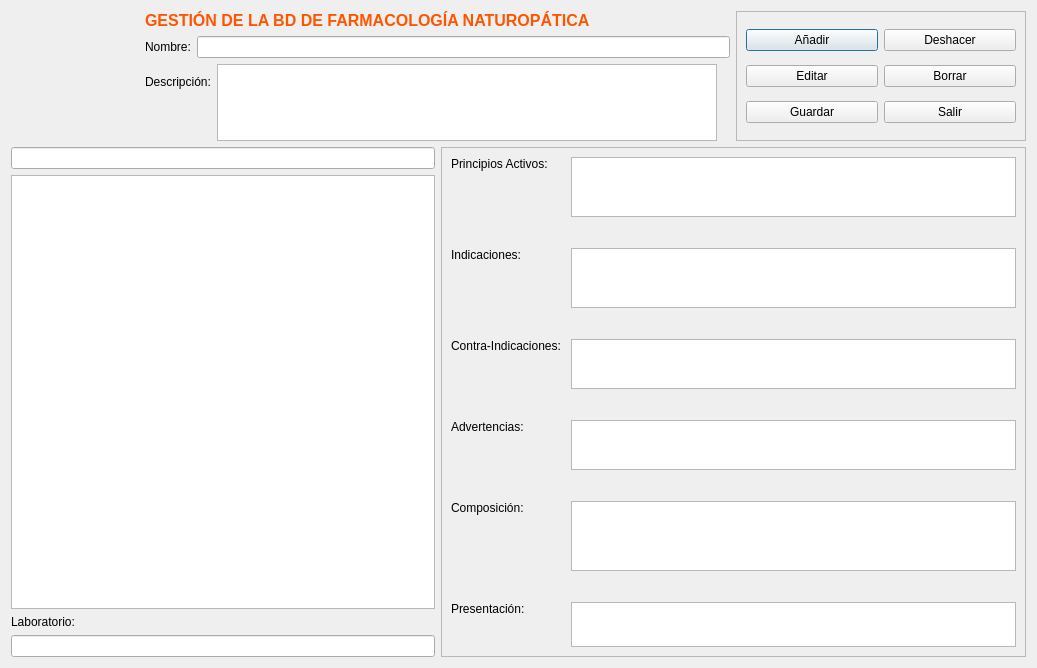
First picture: the form in frmproductosherbolario.ui, repository arcnexus/Maya-MediTec, before the edit.
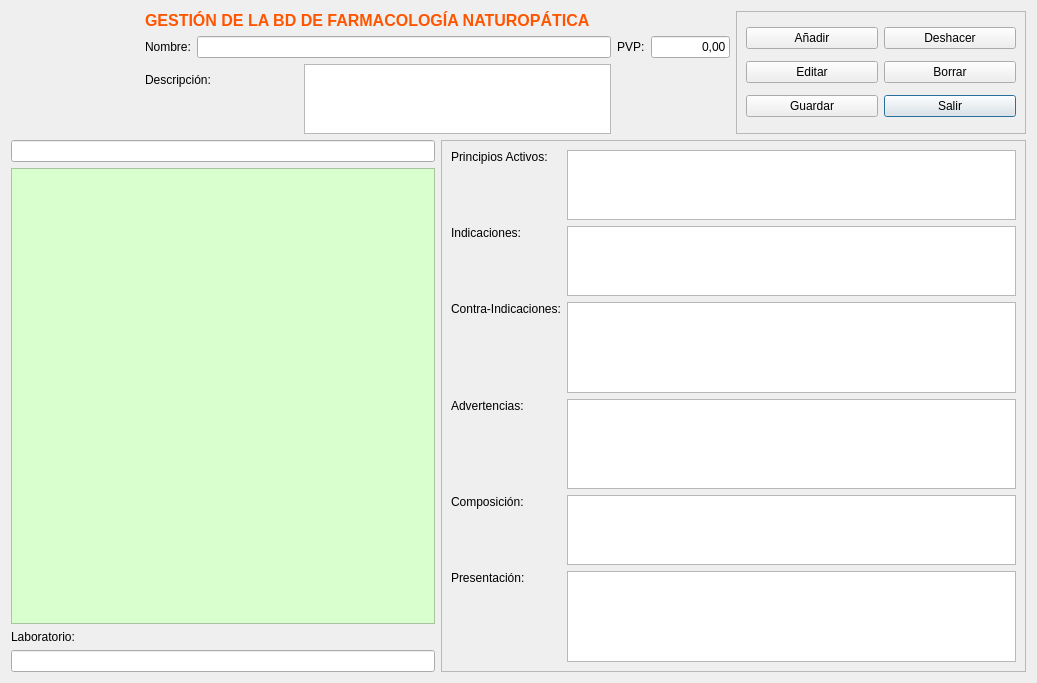
Second picture: the form after the edit. Icons and pictures are not drawn.

Commit message: producto_herbolario window

Patch:
```diff
--- a/frmproductosherbolario.ui
+++ b/frmproductosherbolario.ui
@@ -7,13 +7,103 @@
     <x>0</x>
     <y>0</y>
     <width>1037</width>
-    <height>668</height>
+    <height>683</height>
    </rect>
   </property>
   <property name="windowTitle">
    <string>Dialog</string>
   </property>
   <layout class="QGridLayout" name="gridLayout_6">
+   <item row="2" column="2" colspan="2">
+    <widget class="QFrame" name="frame">
+     <property name="frameShape">
+      <enum>QFrame::StyledPanel</enum>
+     </property>
+     <property name="frameShadow">
+      <enum>QFrame::Raised</enum>
+     </property>
+     <layout class="QGridLayout" name="gridLayout_4">
+      <item row="6" column="0">
+       <widget class="QLabel" name="label_7">
+        <property name="text">
+         <string>Advertencias:</string>
+        </property>
+        <property name="alignment">
+         <set>Qt::AlignLeading|Qt::AlignLeft|Qt::AlignTop</set>
+        </property>
+       </widget>
+      </item>
+      <item row="7" column="1" rowspan="2">
+       <widget class="QTextEdit" name="txtcomposicion"/>
+      </item>
+      <item row="6" column="1">
+       <widget class="QTextEdit" name="txtadvertencias"/>
+      </item>
+      <item row="4" column="1">
+       <widget class="QTextEdit" name="txtcontra_indicaciones"/>
+      </item>
+      <item row="4" column="0">
+       <widget class="QLabel" name="label_6">
+        <property name="text">
+         <string>Contra-Indicaciones:</string>
+        </property>
+        <property name="alignment">
+         <set>Qt::AlignLeading|Qt::AlignLeft|Qt::AlignTop</set>
+        </property>
+       </widget>
+      </item>
+      <item row="2" column="1" rowspan="2">
+       <widget class="QTextEdit" name="txtindicaciones"/>
+      </item>
+      <item row="0" column="1" rowspan="2">
+       <widget class="QTextEdit" name="txtprincipios_activos"/>
+      </item>
+      <item row="9" column="1">
+       <widget class="QTextEdit" name="txtpresentacion"/>
+      </item>
+      <item row="9" column="0">
+       <widget class="QLabel" name="label_9">
+        <property name="text">
+         <string>Presentación:</string>
+        </property>
+        <property name="alignment">
+         <set>Qt::AlignLeading|Qt::AlignLeft|Qt::AlignTop</set>
+        </property>
+       </widget>
+      </item>
+      <item row="7" column="0" rowspan="2">
+       <widget class="QLabel" name="label_8">
+        <property name="text">
+         <string>Composición:</string>
+        </property>
+        <property name="alignment">
+         <set>Qt::AlignLeading|Qt::AlignLeft|Qt::AlignTop</set>
+        </property>
+       </widget>
+      </item>
+      <item row="2" column="0" rowspan="2">
+       <widget class="QLabel" name="label_5">
+        <property name="text">
+         <string>Indicaciones:</string>
+        </property>
+        <property name="alignment">
+         <set>Qt::AlignLeading|Qt::AlignLeft|Qt::AlignTop</set>
+        </property>
+       </widget>
+      </item>
+      <item row="0" column="0" rowspan="2">
+       <widget class="QLabel" name="label_4">
+        <property name="text">
+         <string>Principios Activos:</string>
+        </property>
+        <property name="alignment">
+         <set>Qt::AlignLeading|Qt::AlignLeft|Qt::AlignTop</set>
+        </property>
+       </widget>
+      </item>
+     </layout>
+    </widget>
+   </item>
    <item row="1" column="1" colspan="2">
     <layout class="QGridLayout" name="gridLayout_3">
      <item row="0" column="0">
@@ -24,7 +114,14 @@
       </widget>
      </item>
      <item row="0" column="1">
-      <widget class="QLineEdit" name="txtNombre_espanol_espana"/>
+      <widget class="QLineEdit" name="txtNombre"/>
+     </item>
+     <item row="0" column="2">
+      <widget class="QLabel" name="label_11">
+       <property name="text">
+        <string>PVP:</string>
+       </property>
+      </widget>
      </item>
      <item row="1" column="0" colspan="2">
       <layout class="QGridLayout" name="gridLayout_2">
@@ -35,8 +132,8 @@
          </property>
         </widget>
        </item>
-       <item row="0" column="1" rowspan="2">
-        <widget class="QTextEdit" name="textEdit_3">
+       <item row="0" column="1" rowspan="2" colspan="2">
+        <widget class="QTextEdit" name="txtDescripcion">
          <property name="maximumSize">
           <size>
            <width>16777215</width>
@@ -45,27 +142,43 @@
          </property>
         </widget>
        </item>
-       <item row="0" column="2" rowspan="2">
-        <widget class="QLabel" name="label_11">
-         <property name="maximumSize">
-          <size>
-           <width>80</width>
-           <height>80</height>
-          </size>
-         </property>
-         <property name="text">
-          <string/>
-         </property>
-         <property name="pixmap">
-          <pixmap resource="Maya_Meditec.qrc">:/maya/PNG/Images/hierbas.jpeg</pixmap>
-         </property>
-         <property name="scaledContents">
-          <bool>true</bool>
-         </property>
-        </widget>
-       </item>
       </layout>
      </item>
+     <item row="0" column="3">
+      <widget class="QLineEdit" name="txtPVP">
+       <property name="maximumSize">
+        <size>
+         <width>79</width>
+         <height>16777215</height>
+        </size>
+       </property>
+       <property name="text">
+        <string>0,00</string>
+       </property>
+       <property name="alignment">
+        <set>Qt::AlignRight|Qt::AlignTrailing|Qt::AlignVCenter</set>
+       </property>
+      </widget>
+     </item>
+     <item row="1" column="3">
+      <widget class="QLabel" name="lblImagen">
+       <property name="maximumSize">
+        <size>
+         <width>80</width>
+         <height>80</height>
+        </size>
+       </property>
+       <property name="text">
+        <string/>
+       </property>
+       <property name="pixmap">
+        <pixmap resource="Maya_Meditec.qrc">:/maya/PNG/Images/hierbas.jpeg</pixmap>
+       </property>
+       <property name="scaledContents">
+        <bool>true</bool>
+       </property>
+      </widget>
+     </item>
     </layout>
    </item>
    <item row="0" column="0" rowspan="2">
@@ -99,7 +212,21 @@
       <widget class="QLineEdit" name="lineEdit"/>
      </item>
      <item>
-      <widget class="QTableView" name="tableView"/>
+      <widget class="QTableView" name="tabla_productos">
+       <property name="styleSheet">
+        <string notr="true">background-color: rgb(218, 255, 206);
+alternate-background-color: rgb(85, 255, 127);</string>
+       </property>
+       <property name="alternatingRowColors">
+        <bool>true</bool>
+       </property>
+       <property name="selectionBehavior">
+        <enum>QAbstractItemView::SelectRows</enum>
+       </property>
+       <attribute name="horizontalHeaderStretchLastSection">
+        <bool>true</bool>
+       </attribute>
+      </widget>
      </item>
      <item>
       <widget class="QLabel" name="label_10">
@@ -129,6 +256,13 @@
       <enum>QFrame::Raised</enum>
      </property>
      <layout class="QGridLayout" name="gridLayout">
+      <item row="2" column="1">
+       <widget class="QPushButton" name="btnSalir">
+        <property name="text">
+         <string>Salir</string>
+        </property>
+       </widget>
+      </item>
       <item row="0" column="0">
        <widget class="QPushButton" name="pushButton">
         <property name="text">
@@ -164,215 +298,6 @@
         </property>
        </widget>
       </item>
-      <item row="2" column="1">
-       <widget class="QPushButton" name="pushButton_6">
-        <property name="text">
-         <string>Salir</string>
-        </property>
-       </widget>
-      </item>
-     </layout>
-    </widget>
-   </item>
-   <item row="2" column="2" colspan="2">
-    <widget class="QFrame" name="frame">
-     <property name="frameShape">
-      <enum>QFrame::StyledPanel</enum>
-     </property>
-     <property name="frameShadow">
-      <enum>QFrame::Raised</enum>
-     </property>
-     <layout class="QGridLayout" name="gridLayout_5">
-      <item row="0" column="0">
-       <layout class="QGridLayout" name="gridLayout_4">
-        <property name="horizontalSpacing">
-         <number>10</number>
-        </property>
-        <property name="verticalSpacing">
-         <number>31</number>
-        </property>
-        <item row="7" column="0">
-         <spacer name="verticalSpacer_4">
-          <property name="orientation">
-           <enum>Qt::Vertical</enum>
-          </property>
-          <property name="sizeHint" stdset="0">
-           <size>
-            <width>20</width>
-            <height>40</height>
-           </size>
-          </property>
-         </spacer>
-        </item>
-        <item row="4" column="0">
-         <widget class="QLabel" name="label_6">
-          <property name="text">
-           <string>Contra-Indicaciones:</string>
-          </property>
-         </widget>
-        </item>
-        <item row="8" column="1" rowspan="2">
-         <widget class="QTextEdit" name="textEdit_6">
-          <property name="maximumSize">
-           <size>
-            <width>16777215</width>
-            <height>70</height>
-           </size>
-          </property>
-         </widget>
-        </item>
-        <item row="0" column="0">
-         <widget class="QLabel" name="label_4">
-          <property name="text">
-           <string>Principios Activos:</string>
-          </property>
-         </widget>
-        </item>
-        <item row="0" column="1" rowspan="2">
-         <widget class="QTextEdit" name="textEdit">
-          <property name="maximumSize">
-           <size>
-            <width>16777215</width>
-            <height>60</height>
-           </size>
-          </property>
-         </widget>
-        </item>
-        <item row="2" column="0">
-         <widget class="QLabel" name="label_5">
-          <property name="text">
-           <string>Indicaciones:</string>
-          </property>
-         </widget>
-        </item>
-        <item row="2" column="1" rowspan="2">
-         <widget class="QTextEdit" name="textEdit_2">
-          <property name="maximumSize">
-           <size>
-            <width>16777215</width>
-            <height>60</height>
-           </size>
-          </property>
-         </widget>
-        </item>
-        <item row="6" column="1" rowspan="2">
-         <widget class="QTextEdit" name="textEdit_5">
-          <property name="maximumSize">
-           <size>
-            <width>16777215</width>
-            <height>50</height>
-           </size>
-          </property>
-         </widget>
-        </item>
-        <item row="1" column="0">
-         <spacer name="verticalSpacer">
-          <property name="orientation">
-           <enum>Qt::Vertical</enum>
-          </property>
-          <property name="sizeHint" stdset="0">
-           <size>
-            <width>20</width>
-            <height>40</height>
-           </size>
-          </property>
-         </spacer>
-        </item>
-        <item row="8" column="0">
-         <widget class="QLabel" name="label_8">
-          <property name="text">
-           <string>Composición:</string>
-          </property>
-         </widget>
-        </item>
-        <item row="10" column="0">
-         <widget class="QLabel" name="label_9">
-          <property name="text">
-           <string>Presentación:</string>
-          </property>
-         </widget>
-        </item>
-        <item row="3" column="0">
-         <spacer name="verticalSpacer_2">
-          <property name="orientation">
-           <enum>Qt::Vertical</enum>
-          </property>
-          <property name="sizeHint" stdset="0">
-           <size>
-            <width>20</width>
-            <height>40</height>
-           </size>
-          </property>
-         </spacer>
-        </item>
-        <item row="5" column="0">
-         <spacer name="verticalSpacer_3">
-          <property name="orientation">
-           <enum>Qt::Vertical</enum>
-          </property>
-          <property name="sizeHint" stdset="0">
-           <size>
-            <width>20</width>
-            <height>40</height>
-           </size>
-          </property>
-         </spacer>
-        </item>
-        <item row="4" column="1" rowspan="2">
-         <widget class="QTextEdit" name="textEdit_4">
-          <property name="maximumSize">
-           <size>
-            <width>16777215</width>
-            <height>50</height>
-           </size>
-          </property>
-         </widget>
-        </item>
-        <item row="9" column="0">
-         <spacer name="verticalSpacer_5">
-          <property name="orientation">
-           <enum>Qt::Vertical</enum>
-          </property>
-          <property name="sizeHint" stdset="0">
-           <size>
-            <width>20</width>
-            <height>40</height>
-           </size>
-          </property>
-         </spacer>
-        </item>
-        <item row="6" column="0">
-         <widget class="QLabel" name="label_7">
-          <property name="text">
-           <string>Advertencias:</string>
-          </property>
-         </widget>
-        </item>
-        <item row="11" column="0">
-         <spacer name="verticalSpacer_6">
-          <property name="orientation">
-           <enum>Qt::Vertical</enum>
-          </property>
-          <property name="sizeHint" stdset="0">
-           <size>
-            <width>20</width>
-            <height>40</height>
-           </size>
-          </property>
-         </spacer>
-        </item>
-        <item row="10" column="1" rowspan="2">
-         <widget class="QTextEdit" name="textEdit_7">
-          <property name="maximumSize">
-           <size>
-            <width>16777215</width>
-            <height>45</height>
-           </size>
-          </property>
-         </widget>
-        </item>
-       </layout>
-      </item>
      </layout>
     </widget>
    </item>
```
Left out of the diff: 52 changed lines with no effect on the pictures. The commit also changes 8 other files.
